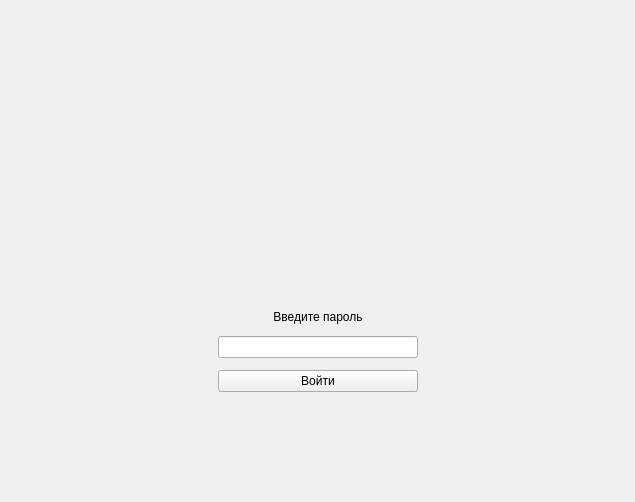
Qt form ui/PasswdWaitPage.ui (m6v/sobol) before a commit.
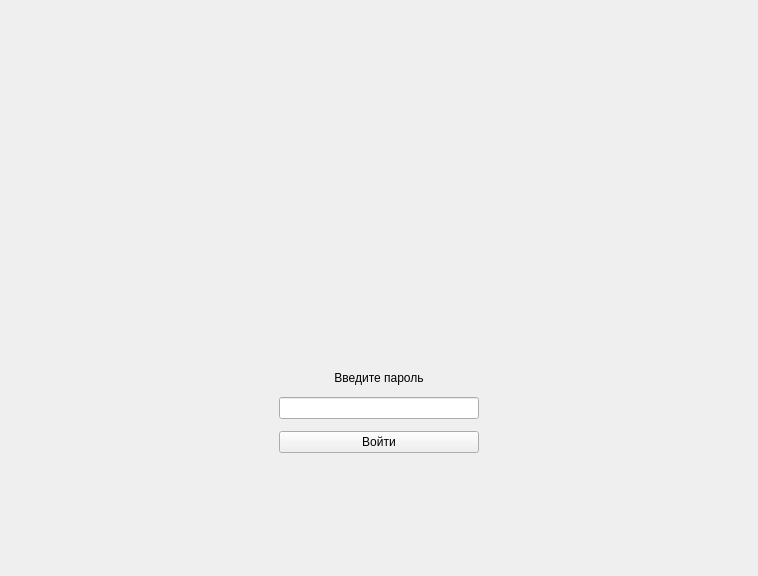
The same form after that commit.

Diff of the .ui file:
```diff
--- a/ui/PasswdWaitPage.ui
+++ b/ui/PasswdWaitPage.ui
@@ -6,14 +6,26 @@
    <rect>
     <x>0</x>
     <y>0</y>
-    <width>635</width>
-    <height>502</height>
+    <width>758</width>
+    <height>576</height>
    </rect>
   </property>
   <property name="windowTitle">
    <string>Form</string>
   </property>
   <layout class="QGridLayout" name="gridLayout" rowstretch="3,0,1">
+   <property name="leftMargin">
+    <number>0</number>
+   </property>
+   <property name="topMargin">
+    <number>0</number>
+   </property>
+   <property name="rightMargin">
+    <number>0</number>
+   </property>
+   <property name="bottomMargin">
+    <number>0</number>
+   </property>
    <item row="0" column="1">
     <spacer name="verticalSpacer">
      <property name="orientation">
```
